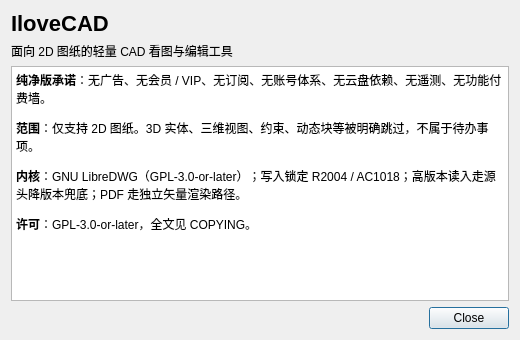
Qt form src/ilovecad/ui/about.ui (pxhhero-bit/ilovecad) before a commit.
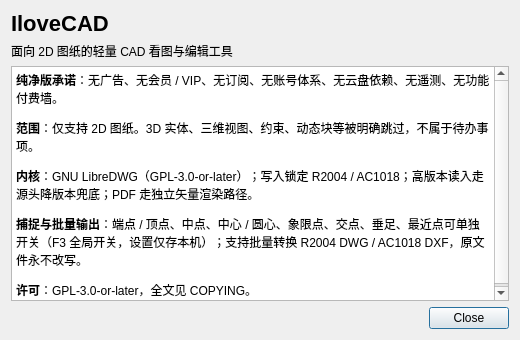
The same form after that commit.

Patch:
```diff
--- a/src/ilovecad/ui/about.ui
+++ b/src/ilovecad/ui/about.ui
@@ -8,7 +8,7 @@
   <layout class="QVBoxLayout" name="vbox">
    <item><widget class="QLabel" name="labelName"><property name="text"><string>IloveCAD</string></property><property name="styleSheet"><string notr="true">font-size:22px;font-weight:bold;</string></property></widget></item>
    <item><widget class="QLabel" name="labelDesc"><property name="text"><string>面向 2D 图纸的轻量 CAD 看图与编辑工具</string></property></widget></item>
-   <item><widget class="QTextBrowser" name="aboutText"><property name="html"><string>&lt;p&gt;&lt;b&gt;纯净版承诺&lt;/b&gt;：无广告、无会员 / VIP、无订阅、无账号体系、无云盘依赖、无遥测、无功能付费墙。&lt;/p&gt;&lt;p&gt;&lt;b&gt;范围&lt;/b&gt;：仅支持 2D 图纸。3D 实体、三维视图、约束、动态块等被明确跳过，不属于待办事项。&lt;/p&gt;&lt;p&gt;&lt;b&gt;内核&lt;/b&gt;：GNU LibreDWG（GPL-3.0-or-later）；写入锁定 R2004 / AC1018；高版本读入走源头降版本兜底；PDF 走独立矢量渲染路径。&lt;/p&gt;&lt;p&gt;&lt;b&gt;许可&lt;/b&gt;：GPL-3.0-or-later，全文见 COPYING。&lt;/p&gt;</string></property></widget></item>
+   <item><widget class="QTextBrowser" name="aboutText"><property name="html"><string>&lt;p&gt;&lt;b&gt;纯净版承诺&lt;/b&gt;：无广告、无会员 / VIP、无订阅、无账号体系、无云盘依赖、无遥测、无功能付费墙。&lt;/p&gt;&lt;p&gt;&lt;b&gt;范围&lt;/b&gt;：仅支持 2D 图纸。3D 实体、三维视图、约束、动态块等被明确跳过，不属于待办事项。&lt;/p&gt;&lt;p&gt;&lt;b&gt;内核&lt;/b&gt;：GNU LibreDWG（GPL-3.0-or-later）；写入锁定 R2004 / AC1018；高版本读入走源头降版本兜底；PDF 走独立矢量渲染路径。&lt;/p&gt;&lt;p&gt;&lt;b&gt;捕捉与批量输出&lt;/b&gt;：端点 / 顶点、中点、中心 / 圆心、象限点、交点、垂足、最近点可单独开关（F3 全局开关，设置仅存本机）；支持批量转换 R2004 DWG / AC1018 DXF，原文件永不改写。&lt;/p&gt;&lt;p&gt;&lt;b&gt;许可&lt;/b&gt;：GPL-3.0-or-later，全文见 COPYING。&lt;/p&gt;</string></property></widget></item>
    <item><widget class="QDialogButtonBox" name="buttonBox"><property name="orientation"><enum>Qt::Horizontal</enum></property><property name="standardButtons"><enum>QDialogButtonBox::Close</enum></property></widget></item>
   </layout>
  </widget>
```
